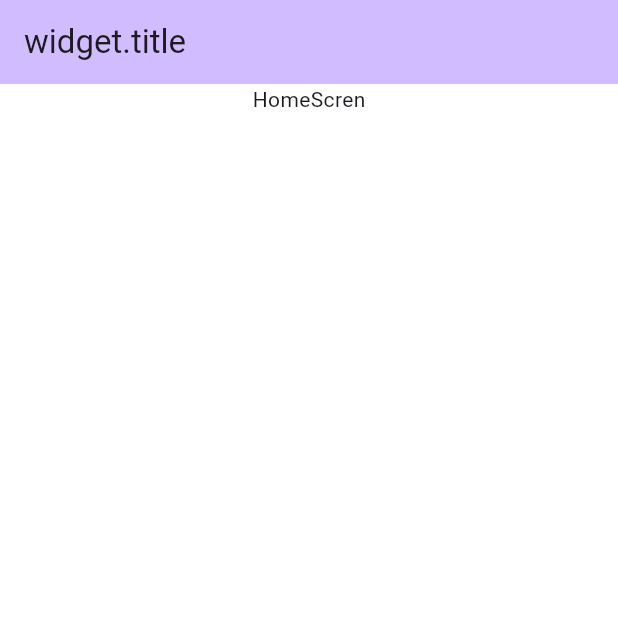
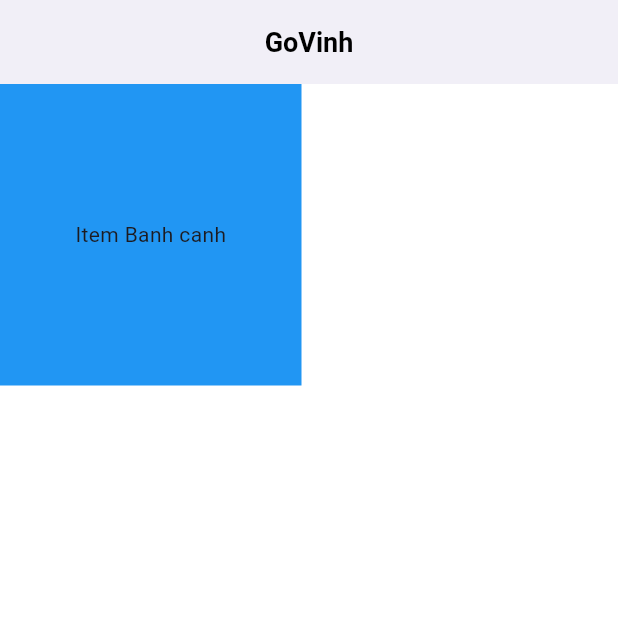
Before and after one commit to PhanVanLinh/govinh, a Flutter app: the screen it shows after launch, on a phone screen of 412 x 824 dp, the top half of it. Run offline on Flutter 3.47's test engine with Material 3 defaults, Android fonts, the phone set to English and light mode, and no system bars; our stand-ins replace dio, flutter_bloc, fpdart, gap, go_router, pdf and 1 more.

Commit message:
Add home cubit

```diff
--- /dev/null
+++ b/mobile/lib/data/model/shop.dart
@@ -0,0 +1,6 @@
+class Shop {
+  final String name;
+  final String link;
+
+  Shop({required this.name, required this.link});
+}
--- /dev/null
+++ b/mobile/lib/feature/home/home_cubit.dart
@@ -0,0 +1,40 @@
+import 'package:flutter_bloc/flutter_bloc.dart';
+import 'package:govinh/data/model/shop.dart';
+import 'package:govinh/feature/home/home_usecase.dart';
+
+class HomeAction {}
+
+class GoSuccessAction extends HomeAction {
+}
+
+class HomeUI {
+  final bool isLoading;
+  final List<Shop> shops;
+  final String? error;
+  final HomeAction? action;
+
+  HomeUI({required this.shops, required this.isLoading, this.error, this.action});
+
+  HomeUI copyWith({HomeAction? action}) {
+    return HomeUI(
+      shops: shops,
+      isLoading: isLoading,
+      error: error,
+      action: action,
+    );
+  }
+}
+
+class HomeCubit extends Cubit<HomeUI> {
+  HomeUseCase homeUseCase = HomeUseCase();
+
+  HomeCubit() : super(HomeUI(isLoading: true, shops: []));
+
+  void home() async {
+    (await homeUseCase.execute(HomeInput())).fold((error) {
+      emit(HomeUI(shops: [], isLoading: false, error: error.toString()));
+    }, (response) {
+      emit(HomeUI(shops: response, isLoading: false));
+    });
+  }
+}
--- /dev/null
+++ b/mobile/lib/feature/home/home_screen.dart
@@ -0,0 +1,62 @@
+import 'package:flutter/cupertino.dart';
+import 'package:flutter/material.dart';
+import 'package:flutter_bloc/flutter_bloc.dart';
+import 'package:go_router/go_router.dart';
+import 'package:govinh/feature/home/home_cubit.dart';
+import 'package:govinh/feature/redeem/redeem_screen.dart';
+import 'package:govinh/lt.dart';
+import 'package:govinh/styles/gv_appbar.dart';
+
+class HomeScreen extends StatefulWidget {
+  const HomeScreen({super.key});
+
+  @override
+  State<StatefulWidget> createState() {
+    return HomeScreenState();
+  }
+}
+
+class HomeScreenState extends State<HomeScreen> {
+  HomeCubit homeCubit = HomeCubit();
+
+  @override
+  void initState() {
+    super.initState();
+    homeCubit.home();
+  }
+
+  @override
+  Widget build(BuildContext context) {
+    return BlocProvider(
+        create: (_) => homeCubit,
+        child: BlocConsumer<HomeCubit, HomeUI>(
+        listener: (context, state) {
+
+    },
+    builder: (context, ui) {
+      return Scaffold(
+        appBar: GVAppBar(
+          title: Lt.app,
+        ),
+        body: GridView.count(
+          crossAxisCount: 2, // Number of columns
+          crossAxisSpacing: 10.0,
+          mainAxisSpacing: 10.0,
+          children: List.generate(ui.shops.length, (index) {
+            final shop = ui.shops[index];
+            return GestureDetector(
+              onTap: () {
+                context.go(shop.link);
+              },
+              child: Container(
+                color: Colors.blue,
+                child: Center(child: Text('Item ${shop.name}')),
+              ),
+            );
+          }),
+        ),
+      );
+    }
+  ));
+  }
+}
--- /dev/null
+++ b/mobile/lib/feature/home/home_usecase.dart
@@ -0,0 +1,22 @@
+import 'package:dio/dio.dart';
+import 'package:fpdart/fpdart.dart';
+import 'package:govinh/data/model/shop.dart';
+
+class HomeUseCase {
+
+  Future<Either<Object, List<Shop>>> execute(HomeInput input) async {
+
+    return TaskEither.tryCatch(() async {
+      final dio = Dio();
+      // Response response = await dio.post('/test', data: {'id': 12, 'name': 'dio'});
+      return [Shop(name: "Banh canh", link: "/redeem/123")];
+    }, (error, stackTrade) {
+      return error;
+    }).run();
+  }
+}
+
+class HomeInput {
+
+  HomeInput();
+}
--- a/mobile/lib/feature/redeem/redeem_screen.dart
+++ b/mobile/lib/feature/redeem/redeem_screen.dart
@@ -41,7 +41,7 @@ class RedeemScreenState extends State<RedeemScreen> {
         builder: (context, ui) {
           return Scaffold(
             appBar: const GVAppBar(
-              title: Lt.app,
+              title: Lt.banhcanh,
             ),
             body: Padding(
               padding: const EdgeInsets.all(16.0),
--- a/mobile/lib/feature/redeem/redeem_success_screen.dart
+++ b/mobile/lib/feature/redeem/redeem_success_screen.dart
@@ -26,7 +26,7 @@ class RedeemSuccessScreenState extends State<RedeemSuccessScreen> with TickerPro
   @override
   Widget build(BuildContext context) {
     return Scaffold(
-      appBar: GVAppBar(title: Lt.app),
+      appBar: GVAppBar(title: Lt.banhcanh),
       body: NestedScrollView(
         headerSliverBuilder: (context, value) {
           return [
--- a/mobile/lib/home_screen.dart
+++ /dev/null
@@ -1,30 +0,0 @@
-import 'package:flutter/cupertino.dart';
-import 'package:flutter/material.dart';
-
-class HomeScreen extends StatefulWidget {
-  const HomeScreen({super.key});
-
-  @override
-  State<StatefulWidget> createState() {
-    return HomeScreenState();
-  }
-}
-
-class HomeScreenState extends State<HomeScreen> {
-  @override
-  Widget build(BuildContext context) {
-    return Scaffold(
-      appBar: AppBar(
-        backgroundColor: Theme.of(context).colorScheme.inversePrimary,
-        title: Text("widget.title"),
-      ),
-      body: Center(
-        child: Column(
-          children: [
-            Text("HomeScren")
-          ],
-        )
-      ),
-    );
-  }
-}
--- a/mobile/lib/lt.dart
+++ b/mobile/lib/lt.dart
@@ -1,8 +1,9 @@
 class Lt {
+  static const String app = "GoVinh";
   static const String redeem = "Tích điểm";
   static const String earnPoints = "Tích điểm";
   static const String reward = "Đổi Thưởng";
-  static const String app = "Bánh Canh Dì Mùi";
+  static const String banhcanh = "Bánh Canh Dì Mùi";
   static const String enterYourPhoneToReceiveReward = "Nhập số điện thoại của bạn để tích điểm thưởng";
 
 }
--- a/mobile/lib/main.dart
+++ b/mobile/lib/main.dart
@@ -2,7 +2,7 @@ import 'package:flutter/material.dart';
 import 'package:flutter_web_plugins/url_strategy.dart';
 import 'package:go_router/go_router.dart';
 import 'package:govinh/codes_screen.dart';
-import 'package:govinh/home_screen.dart';
+import 'package:govinh/feature/home/home_screen.dart';
 import 'package:govinh/feature/redeem/redeem_screen.dart';
 import 'package:govinh/feature/redeem/redeem_success_screen.dart';
 import 'package:govinh/theme_data.dart';
```
